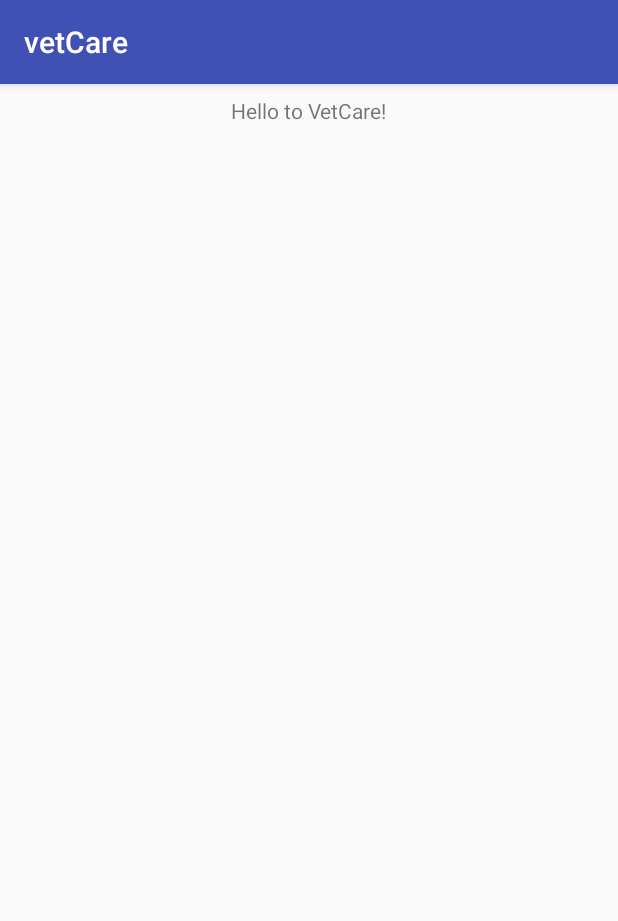
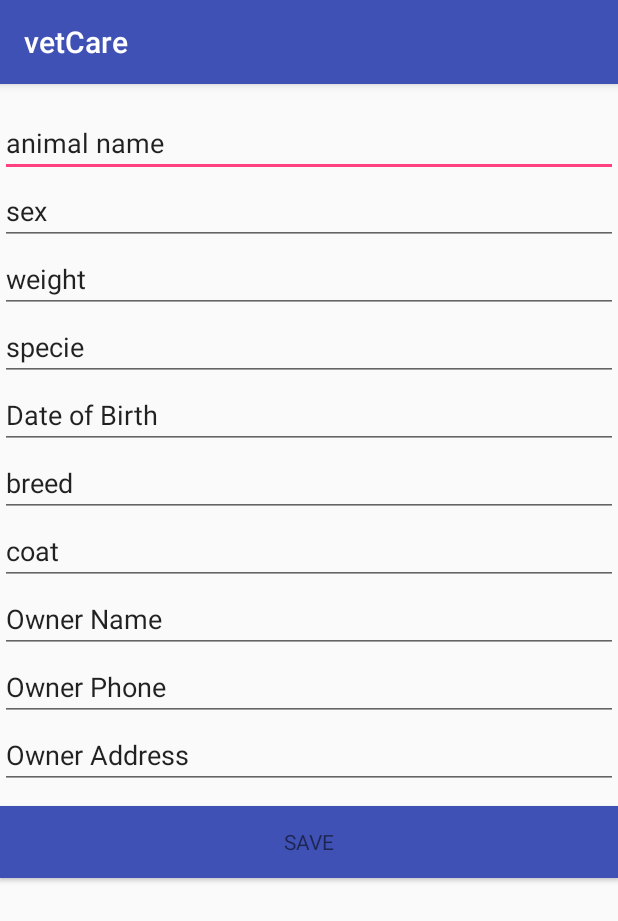
Before and after one commit to raqssr/CM_VetCare_Android, an Android app: the screen it shows after launch (MainActivity), on a phone screen of 412 x 824 dp. Shown: the top 921 px of the screen. Run offline under Robolectric (Android 15) with nearby library versions, the phone set to English and light mode, and no system bars.

Commit message:
all tables in firebase. AddAnimalActivity with database actions

```diff
--- a/app/src/main/AndroidManifest.xml
+++ b/app/src/main/AndroidManifest.xml
@@ -16,6 +16,7 @@
             </intent-filter>
         </activity>
         <activity android:name=".LoginActivity" />
+        <activity android:name=".AddAnimalActivity" />
     </application>
 
 </manifest>
--- a/app/src/main/java/com/example/ritasantiago/vetcare/LoginActivity.java
+++ b/app/src/main/java/com/example/ritasantiago/vetcare/LoginActivity.java
@@ -30,6 +30,7 @@ public class LoginActivity extends AppCompatActivity{
     @Override
     protected void onCreate(Bundle savedInstanceState) {
         super.onCreate(savedInstanceState);
+        setContentView(R.layout.activity_login);
 
         //Get Firebase auth instance
         auth = FirebaseAuth.getInstance();
--- a/app/src/main/java/com/example/ritasantiago/vetcare/MainActivity.java
+++ b/app/src/main/java/com/example/ritasantiago/vetcare/MainActivity.java
@@ -12,6 +12,6 @@ public class MainActivity extends AppCompatActivity {
     @Override
     protected void onCreate(Bundle savedInstanceState) {
         super.onCreate(savedInstanceState);
-        setContentView(R.layout.activity_main);
+        setContentView(R.layout.activity_add_animal);
     }
 }
--- a/app/src/main/java/com/example/ritasantiago/vetcare/room/AppDatabase.java
+++ b/app/src/main/java/com/example/ritasantiago/vetcare/room/AppDatabase.java
@@ -9,7 +9,7 @@ import android.content.Context;
  * Created by ritasantiago on 01-03-2018.
  */
 
-@Database(entities = {Animal_general.class, Animal_internment.class, Animal_historic.class, Procedure.class, Medicine.class}, version = 1)
+@Database(entities = {Animal.class, Internment.class, Historic.class, Procedure.class, Medicine.class}, version = 1)
 public abstract class AppDatabase extends RoomDatabase {
     public static AppDatabase INSTANCE;
     public abstract Animal_dao animalDao();
--- a/app/src/main/java/com/example/ritasantiago/vetcare/room/Animal_historic.java
+++ b/app/src/main/java/com/example/ritasantiago/vetcare/room/Historic.java
@@ -9,7 +9,7 @@ import android.arch.persistence.room.PrimaryKey;
  */
 
 @Entity(tableName = "animal_historic")
-public class Animal_historic {
+public class Historic {
     @PrimaryKey
     private String animal_name;
 
--- a/app/src/main/java/com/example/ritasantiago/vetcare/room/Animal_internment.java
+++ b/app/src/main/java/com/example/ritasantiago/vetcare/room/Internment.java
@@ -9,7 +9,7 @@ import android.arch.persistence.room.PrimaryKey;
  */
 
 @Entity(tableName = "animal_internment")
-public class Animal_internment {
+public class Internment {
     @PrimaryKey
     private String animal_name;
 
--- /dev/null
+++ b/app/src/main/res/layout/activity_add_animal.xml
@@ -0,0 +1,185 @@
+<?xml version="1.0" encoding="utf-8"?>
+<LinearLayout xmlns:android="http://schemas.android.com/apk/res/android"
+    xmlns:tools="http://schemas.android.com/tools"
+    android:id="@+id/activity_main"
+    android:layout_width="match_parent"
+    android:layout_height="match_parent"
+    android:orientation="vertical"
+    tools:context=".AddAnimalActivity">
+
+    <TextView
+        android:id="@+id/animal_txt"
+        android:layout_width="100dp"
+        android:layout_height="wrap_content"
+        android:textSize="12sp" />
+
+    <LinearLayout
+        android:layout_width="match_parent"
+        android:layout_height="wrap_content"
+        android:layout_marginBottom="10dp"
+        android:orientation="vertical"
+        android:visibility="visible">
+
+        <android.support.v7.widget.ContentFrameLayout
+            android:layout_width="match_parent"
+            android:layout_height="wrap_content">
+
+            <EditText
+                android:id="@+id/name"
+                android:layout_width="match_parent"
+                android:layout_height="wrap_content"
+                android:inputType="textPersonName"
+                android:labelFor="@+id/name"
+                android:maxLines="1"
+                android:text="animal name" />
+
+        </android.support.v7.widget.ContentFrameLayout>
+
+        <android.support.v7.widget.ContentFrameLayout
+            android:layout_width="match_parent"
+            android:layout_height="wrap_content">
+
+            <EditText
+                android:id="@+id/sex"
+                android:layout_width="match_parent"
+                android:layout_height="wrap_content"
+                android:inputType="textShortMessage"
+                android:labelFor="@+id/sex"
+                android:maxLines="1"
+                android:text="sex" />
+
+        </android.support.v7.widget.ContentFrameLayout>
+
+        <android.support.v7.widget.ContentFrameLayout
+            android:layout_width="match_parent"
+            android:layout_height="wrap_content">
+
+            <EditText
+                android:id="@+id/weight"
+                android:layout_width="match_parent"
+                android:layout_height="wrap_content"
+                android:inputType="numberSigned"
+                android:labelFor="@+id/weight"
+                android:maxLines="1"
+                android:text="weight" />
+
+        </android.support.v7.widget.ContentFrameLayout>
+
+        <android.support.v7.widget.ContentFrameLayout
+            android:layout_width="match_parent"
+            android:layout_height="wrap_content">
+
+            <EditText
+                android:id="@+id/specie"
+                android:layout_width="match_parent"
+                android:layout_height="wrap_content"
+                android:inputType="textLongMessage"
+                android:labelFor="@+id/specie"
+                android:maxLines="1"
+                android:text="specie" />
+
+        </android.support.v7.widget.ContentFrameLayout>
+
+        <android.support.v7.widget.ContentFrameLayout
+            android:layout_width="match_parent"
+            android:layout_height="wrap_content">
+
+            <EditText
+                android:id="@+id/dateOfBirth"
+                android:layout_width="match_parent"
+                android:layout_height="wrap_content"
+                android:inputType="date"
+                android:labelFor="@+id/dateOfBirth"
+                android:maxLines="1"
+                android:text="Date of Birth" />
+
+        </android.support.v7.widget.ContentFrameLayout>
+
+        <android.support.v7.widget.ContentFrameLayout
+            android:layout_width="match_parent"
+            android:layout_height="wrap_content">
+
+            <EditText
+                android:id="@+id/breed"
+                android:layout_width="match_parent"
+                android:layout_height="wrap_content"
+                android:inputType="textLongMessage"
+                android:labelFor="@+id/breed"
+                android:maxLines="1"
+                android:text="breed" />
+
+        </android.support.v7.widget.ContentFrameLayout>
+
+        <android.support.v7.widget.ContentFrameLayout
+            android:layout_width="match_parent"
+            android:layout_height="wrap_content">
+
+            <EditText
+                android:id="@+id/coat"
+                android:layout_width="match_parent"
+                android:layout_height="wrap_content"
+                android:inputType="textLongMessage"
+                android:labelFor="@+id/coat"
+                android:maxLines="1"
+                android:text="coat" />
+
+        </android.support.v7.widget.ContentFrameLayout>
+
+        <android.support.v7.widget.ContentFrameLayout
+            android:layout_width="match_parent"
+            android:layout_height="wrap_content">
+
+            <EditText
+                android:id="@+id/owner_name"
+                android:layout_width="match_parent"
+                android:layout_height="wrap_content"
+                android:inputType="textPersonName"
+                android:labelFor="@+id/owner_name"
+                android:maxLines="1"
+                android:text="Owner Name" />
+
+        </android.support.v7.widget.ContentFrameLayout>
+
+        <android.support.v7.widget.ContentFrameLayout
+            android:layout_width="match_parent"
+            android:layout_height="wrap_content">
+
+            <EditText
+                android:id="@+id/owner_phone"
+                android:layout_width="match_parent"
+                android:layout_height="wrap_content"
+                android:inputType="phone"
+                android:labelFor="@+id/owner_phone"
+                android:maxLines="1"
+                android:text="Owner Phone" />
+
+        </android.support.v7.widget.ContentFrameLayout>
+
+        <android.support.v7.widget.ContentFrameLayout
+            android:layout_width="match_parent"
+            android:layout_height="wrap_content">
+
+            <EditText
+                android:id="@+id/owner_address"
+                android:layout_width="match_parent"
+                android:layout_height="wrap_content"
+                android:inputType="textPostalAddress"
+                android:labelFor="@+id/owner_address"
+                android:maxLines="1"
+                android:text="Owner Address" />
+
+        </android.support.v7.widget.ContentFrameLayout>
+
+    </LinearLayout>
+
+    <Button
+        android:id="@+id/btn_save"
+        style="?android:textAppearanceSmall"
+        android:layout_width="match_parent"
+        android:layout_height="wrap_content"
+        android:layout_marginTop="1dp"
+        android:background="@color/colorPrimary"
+        android:text="SAVE"
+        android:textAppearance="@style/TextAppearance.AppCompat.Button" />
+
+</LinearLayout>
```
Also changed, not shown: app/build.gradle (+8 -2 lines), app/src/main/java/com/example/ritasantiago/vetcare/AddAnimalActivity.java (added, +164 -0 lines), app/src/main/java/com/example/ritasantiago/vetcare/firebase/Animal.java (added, +48 -0 lines), app/src/main/java/com/example/ritasantiago/vetcare/firebase/Historic.java (added, +21 -0 lines), app/src/main/java/com/example/ritasantiago/vetcare/firebase/Internment.java (added, +29 -0 lines), app/src/main/java/com/example/ritasantiago/vetcare/firebase/Medicine.java (added, +25 -0 lines), app/src/main/java/com/example/ritasantiago/vetcare/firebase/Owner.java (added, +25 -0 lines), app/src/main/java/com/example/ritasantiago/vetcare/firebase/Procedure.java (added, +21 -0 lines), app/src/main/java/com/example/ritasantiago/vetcare/room/Animal.java (renamed from app/src/main/java/com/example/ritasantiago/vetcare/room/Animal_general.java, +12 -1 lines), app/src/main/java/com/example/ritasantiago/vetcare/room/Animal_dao.java (+10 -20 lines), app/src/main/java/com/example/ritasantiago/vetcare/room/Owner.java (added, +33 -0 lines), 56 other files.
